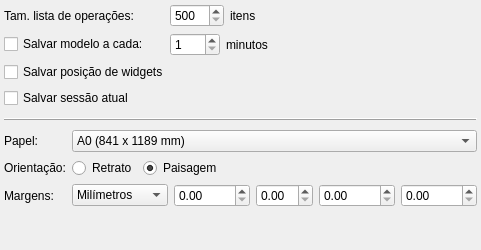
Qt form pgmodeler_ui/ui/confgeralwidget.ui (erdincay/pgmodeler-old) before a commit.
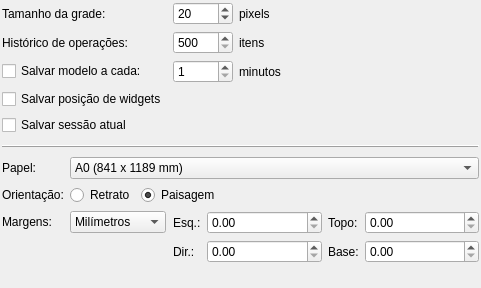
The same form after that commit.

The edit to the form file:
```diff
--- a/pgmodeler_ui/ui/confgeralwidget.ui
+++ b/pgmodeler_ui/ui/confgeralwidget.ui
@@ -7,7 +7,7 @@
     <x>0</x>
     <y>0</y>
     <width>481</width>
-    <height>250</height>
+    <height>288</height>
    </rect>
   </property>
   <property name="minimumSize">
@@ -19,11 +19,106 @@
   <property name="windowTitle">
    <string>Form</string>
   </property>
-  <layout class="QGridLayout" name="gridLayout">
+  <layout class="QGridLayout" name="gridLayout_2">
    <property name="margin">
-    <number>4</number>
+    <number>2</number>
    </property>
-   <item row="0" column="2">
+   <item row="0" column="0" colspan="2">
+    <widget class="QLabel" name="tam_grade_lbl">
+     <property name="sizePolicy">
+      <sizepolicy hsizetype="Fixed" vsizetype="Preferred">
+       <horstretch>0</horstretch>
+       <verstretch>0</verstretch>
+      </sizepolicy>
+     </property>
+     <property name="minimumSize">
+      <size>
+       <width>120</width>
+       <height>0</height>
+      </size>
+     </property>
+     <property name="text">
+      <string>Tamanho da grade:</string>
+     </property>
+    </widget>
+   </item>
+   <item row="0" column="2" colspan="2">
+    <layout class="QHBoxLayout" name="horizontalLayout_4">
+     <item>
+      <widget class="QSpinBox" name="tam_grade_spb">
+       <property name="sizePolicy">
+        <sizepolicy hsizetype="Minimum" vsizetype="Fixed">
+         <horstretch>0</horstretch>
+         <verstretch>0</verstretch>
+        </sizepolicy>
+       </property>
+       <property name="minimumSize">
+        <size>
+         <width>60</width>
+         <height>0</height>
+        </size>
+       </property>
+       <property name="minimum">
+        <number>10</number>
+       </property>
+       <property name="maximum">
+        <number>100</number>
+       </property>
+       <property name="singleStep">
+        <number>1</number>
+       </property>
+       <property name="value">
+        <number>20</number>
+       </property>
+      </widget>
+     </item>
+     <item>
+      <widget class="QLabel" name="label_9">
+       <property name="sizePolicy">
+        <sizepolicy hsizetype="Expanding" vsizetype="Preferred">
+         <horstretch>0</horstretch>
+         <verstretch>0</verstretch>
+        </sizepolicy>
+       </property>
+       <property name="minimumSize">
+        <size>
+         <width>50</width>
+         <height>0</height>
+        </size>
+       </property>
+       <property name="maximumSize">
+        <size>
+         <width>16777215</width>
+         <height>16777215</height>
+        </size>
+       </property>
+       <property name="text">
+        <string>pixels</string>
+       </property>
+      </widget>
+     </item>
+    </layout>
+   </item>
+   <item row="1" column="0" colspan="2">
+    <widget class="QLabel" name="tam_lista_lbl">
+     <property name="sizePolicy">
+      <sizepolicy hsizetype="Fixed" vsizetype="Preferred">
+       <horstretch>0</horstretch>
+       <verstretch>0</verstretch>
+      </sizepolicy>
+     </property>
+     <property name="minimumSize">
+      <size>
+       <width>120</width>
+       <height>0</height>
+      </size>
+     </property>
+     <property name="text">
+      <string>Histórico de operações:</string>
+     </property>
+    </widget>
+   </item>
+   <item row="1" column="2" colspan="2">
     <layout class="QHBoxLayout" name="horizontalLayout_3">
      <item>
       <widget class="QSpinBox" name="tam_lista_spb">
@@ -35,7 +130,7 @@
        </property>
        <property name="minimumSize">
         <size>
-         <width>50</width>
+         <width>60</width>
          <height>0</height>
         </size>
        </property>
@@ -74,7 +169,26 @@
      </item>
     </layout>
    </item>
-   <item row="1" column="2">
+   <item row="2" column="0" colspan="2">
+    <widget class="QCheckBox" name="salvar_mod_chk">
+     <property name="sizePolicy">
+      <sizepolicy hsizetype="Fixed" vsizetype="Fixed">
+       <horstretch>0</horstretch>
+       <verstretch>0</verstretch>
+      </sizepolicy>
+     </property>
+     <property name="minimumSize">
+      <size>
+       <width>160</width>
+       <height>0</height>
+      </size>
+     </property>
+     <property name="text">
+      <string>Salvar modelo a cada:</string>
+     </property>
+    </widget>
+   </item>
+   <item row="2" column="2" colspan="2">
     <layout class="QHBoxLayout" name="horizontalLayout_2">
      <item>
       <widget class="QSpinBox" name="salvar_mod_spb">
@@ -86,7 +200,7 @@
        </property>
        <property name="minimumSize">
         <size>
-         <width>50</width>
+         <width>60</width>
          <height>0</height>
         </size>
        </property>
@@ -125,167 +239,27 @@
      </item>
     </layout>
    </item>
-   <item row="6" column="1" colspan="2">
-    <layout class="QHBoxLayout" name="horizontalLayout">
-     <item>
-      <widget class="QRadioButton" name="retrato_rb">
-       <property name="sizePolicy">
-        <sizepolicy hsizetype="Preferred" vsizetype="Fixed">
-         <horstretch>0</horstretch>
-         <verstretch>0</verstretch>
-        </sizepolicy>
-       </property>
-       <property name="text">
-        <string>Retrato</string>
-       </property>
-      </widget>
-     </item>
-     <item>
-      <widget class="QRadioButton" name="paisagem_rb">
-       <property name="sizePolicy">
-        <sizepolicy hsizetype="Expanding" vsizetype="Fixed">
-         <horstretch>0</horstretch>
-         <verstretch>0</verstretch>
-        </sizepolicy>
-       </property>
-       <property name="text">
-        <string>Paisagem</string>
-       </property>
-       <property name="checked">
-        <bool>true</bool>
-       </property>
-      </widget>
-     </item>
-    </layout>
-   </item>
-   <item row="7" column="1" colspan="2">
-    <layout class="QGridLayout" name="gridLayout_5">
-     <item row="0" column="0">
-      <widget class="QComboBox" name="unidade_cmb">
-       <property name="sizePolicy">
-        <sizepolicy hsizetype="Expanding" vsizetype="Fixed">
-         <horstretch>0</horstretch>
-         <verstretch>0</verstretch>
-        </sizepolicy>
-       </property>
-       <property name="currentIndex">
-        <number>1</number>
-       </property>
-       <item>
-        <property name="text">
-         <string>Pixels</string>
-        </property>
-       </item>
-       <item>
-        <property name="text">
-         <string>Milímetros</string>
-        </property>
-       </item>
-       <item>
-        <property name="text">
-         <string>Polegadas</string>
-        </property>
-       </item>
-       <item>
-        <property name="text">
-         <string>Centímetros</string>
-        </property>
-       </item>
-      </widget>
-     </item>
-     <item row="0" column="1">
-      <widget class="QDoubleSpinBox" name="marg_esq">
-       <property name="sizePolicy">
-        <sizepolicy hsizetype="Expanding" vsizetype="Fixed">
-         <horstretch>0</horstretch>
-         <verstretch>0</verstretch>
-        </sizepolicy>
-       </property>
-       <property name="minimumSize">
-        <size>
-         <width>50</width>
-         <height>23</height>
-        </size>
-       </property>
-       <property name="toolTip">
-        <string>Margem esquerda</string>
-       </property>
-      </widget>
-     </item>
-     <item row="0" column="2" colspan="2">
-      <widget class="QDoubleSpinBox" name="marg_topo">
-       <property name="sizePolicy">
-        <sizepolicy hsizetype="Expanding" vsizetype="Fixed">
-         <horstretch>0</horstretch>
-         <verstretch>0</verstretch>
-        </sizepolicy>
-       </property>
-       <property name="minimumSize">
-        <size>
-         <width>50</width>
-         <height>23</height>
-        </size>
-       </property>
-       <property name="toolTip">
-        <string>Margem topo</string>
-       </property>
-      </widget>
-     </item>
-     <item row="0" column="4">
-      <widget class="QDoubleSpinBox" name="marg_dir">
-       <property name="sizePolicy">
-        <sizepolicy hsizetype="Expanding" vsizetype="Fixed">
-         <horstretch>0</horstretch>
-         <verstretch>0</verstretch>
-        </sizepolicy>
-       </property>
-       <property name="minimumSize">
-        <size>
-         <width>50</width>
-         <height>23</height>
-        </size>
-       </property>
-       <property name="toolTip">
-        <string>Margem direita</string>
-       </property>
-      </widget>
-     </item>
-     <item row="0" column="5">
-      <widget class="QDoubleSpinBox" name="marg_base">
-       <property name="sizePolicy">
-        <sizepolicy hsizetype="Expanding" vsizetype="Fixed">
-         <horstretch>0</horstretch>
-         <verstretch>0</verstretch>
-        </sizepolicy>
-       </property>
-       <property name="minimumSize">
-        <size>
-         <width>50</width>
-         <height>23</height>
-        </size>
-       </property>
-       <property name="toolTip">
-        <string>Margem base</string>
-       </property>
-      </widget>
-     </item>
-    </layout>
-   </item>
-   <item row="8" column="1">
-    <spacer name="verticalSpacer_3">
-     <property name="orientation">
-      <enum>Qt::Vertical</enum>
+   <item row="3" column="0" colspan="2">
+    <widget class="QCheckBox" name="salvar_wgts_chk">
+     <property name="sizePolicy">
+      <sizepolicy hsizetype="Preferred" vsizetype="Fixed">
+       <horstretch>0</horstretch>
+       <verstretch>0</verstretch>
+      </sizepolicy>
      </property>
-     <property name="sizeHint" stdset="0">
+     <property name="minimumSize">
       <size>
-       <width>20</width>
-       <height>30</height>
+       <width>0</width>
+       <height>0</height>
       </size>
      </property>
-    </spacer>
+     <property name="text">
+      <string>Salvar posição de widgets</string>
+     </property>
+    </widget>
    </item>
-   <item row="1" column="0" colspan="2">
-    <widget class="QCheckBox" name="salvar_mod_chk">
+   <item row="4" column="0" colspan="2">
+    <widget class="QCheckBox" name="salvar_sessao_chk">
      <property name="sizePolicy">
       <sizepolicy hsizetype="Fixed" vsizetype="Fixed">
        <horstretch>0</horstretch>
@@ -294,36 +268,33 @@
      </property>
      <property name="minimumSize">
       <size>
-       <width>160</width>
+       <width>0</width>
        <height>0</height>
       </size>
      </property>
      <property name="text">
-      <string>Salvar modelo a cada:</string>
+      <string>Salvar sessão atual </string>
      </property>
     </widget>
    </item>
-   <item row="0" column="0" colspan="2">
-    <widget class="QLabel" name="tam_lista_lbl">
-     <property name="sizePolicy">
-      <sizepolicy hsizetype="Fixed" vsizetype="Preferred">
-       <horstretch>0</horstretch>
-       <verstretch>0</verstretch>
-      </sizepolicy>
-     </property>
+   <item row="5" column="0" colspan="4">
+    <widget class="QFrame" name="frame_2">
      <property name="minimumSize">
       <size>
-       <width>120</width>
-       <height>0</height>
+       <width>0</width>
+       <height>10</height>
       </size>
      </property>
-     <property name="text">
-      <string>Tam. lista de operações:</string>
+     <property name="frameShape">
+      <enum>QFrame::HLine</enum>
+     </property>
+     <property name="frameShadow">
+      <enum>QFrame::Raised</enum>
      </property>
     </widget>
    </item>
    <item row="6" column="0">
-    <widget class="QLabel" name="orientacao_lbl">
+    <widget class="QLabel" name="papel_lbl">
      <property name="sizePolicy">
       <sizepolicy hsizetype="Fixed" vsizetype="Preferred">
        <horstretch>0</horstretch>
@@ -331,11 +302,11 @@
       </sizepolicy>
      </property>
      <property name="text">
-      <string>Orientação:</string>
+      <string>Papel:</string>
      </property>
     </widget>
    </item>
-   <item row="5" column="1" colspan="2">
+   <item row="6" column="1" colspan="3">
     <widget class="QComboBox" name="papel_cmb">
      <property name="sizePolicy">
       <sizepolicy hsizetype="Preferred" vsizetype="Fixed">
@@ -504,74 +475,53 @@
      </item>
     </widget>
    </item>
-   <item row="3" column="0" colspan="3">
-    <widget class="QCheckBox" name="salvar_sessao_chk">
-     <property name="sizePolicy">
-      <sizepolicy hsizetype="Fixed" vsizetype="Fixed">
-       <horstretch>0</horstretch>
-       <verstretch>0</verstretch>
-      </sizepolicy>
-     </property>
-     <property name="minimumSize">
-      <size>
-       <width>180</width>
-       <height>0</height>
-      </size>
-     </property>
-     <property name="text">
-      <string>Salvar sessão atual </string>
-     </property>
-    </widget>
-   </item>
-   <item row="4" column="0" colspan="3">
-    <widget class="QFrame" name="frame_2">
-     <property name="minimumSize">
-      <size>
-       <width>0</width>
-       <height>10</height>
-      </size>
-     </property>
-     <property name="frameShape">
-      <enum>QFrame::HLine</enum>
-     </property>
-     <property name="frameShadow">
-      <enum>QFrame::Raised</enum>
-     </property>
-    </widget>
-   </item>
-   <item row="5" column="0">
-    <widget class="QLabel" name="papel_lbl">
-     <property name="sizePolicy">
-      <sizepolicy hsizetype="Fixed" vsizetype="Preferred">
-       <horstretch>0</horstretch>
-       <verstretch>0</verstretch>
-      </sizepolicy>
-     </property>
-     <property name="text">
-      <string>Papel:</string>
-     </property>
-    </widget>
-   </item>
-   <item row="2" column="0" colspan="3">
-    <widget class="QCheckBox" name="salvar_wgts_chk">
-     <property name="sizePolicy">
-      <sizepolicy hsizetype="Fixed" vsizetype="Fixed">
-       <horstretch>0</horstretch>
-       <verstretch>0</verstretch>
-      </sizepolicy>
-     </property>
-     <property name="minimumSize">
-      <size>
-       <width>210</width>
-       <height>0</height>
-      </size>
-     </property>
-     <property name="text">
-      <string>Salvar posição de widgets</string>
-     </property>
-    </widget>
-   </item>
    <item row="7" column="0">
+    <widget class="QLabel" name="orientacao_lbl">
+     <property name="sizePolicy">
+      <sizepolicy hsizetype="Fixed" vsizetype="Preferred">
+       <horstretch>0</horstretch>
+       <verstretch>0</verstretch>
+      </sizepolicy>
+     </property>
+     <property name="text">
+      <string>Orientação:</string>
+     </property>
+    </widget>
+   </item>
+   <item row="7" column="1" colspan="3">
+    <layout class="QHBoxLayout" name="horizontalLayout">
+     <item>
+      <widget class="QRadioButton" name="retrato_rb">
+       <property name="sizePolicy">
+        <sizepolicy hsizetype="Preferred" vsizetype="Fixed">
+         <horstretch>0</horstretch>
+         <verstretch>0</verstretch>
+        </sizepolicy>
+       </property>
+       <property name="text">
+        <string>Retrato</string>
+       </property>
+      </widget>
+     </item>
+     <item>
+      <widget class="QRadioButton" name="paisagem_rb">
+       <property name="sizePolicy">
+        <sizepolicy hsizetype="Expanding" vsizetype="Fixed">
+         <horstretch>0</horstretch>
+         <verstretch>0</verstretch>
+        </sizepolicy>
+       </property>
+       <property name="text">
+        <string>Paisagem</string>
+       </property>
+       <property name="checked">
+        <bool>true</bool>
+       </property>
+      </widget>
+     </item>
+    </layout>
+   </item>
+   <item row="8" column="0">
     <widget class="QLabel" name="margens_lbl">
      <property name="sizePolicy">
       <sizepolicy hsizetype="Fixed" vsizetype="Preferred">
@@ -584,6 +534,173 @@
      </property>
     </widget>
    </item>
+   <item row="8" column="1">
+    <widget class="QComboBox" name="unidade_cmb">
+     <property name="sizePolicy">
+      <sizepolicy hsizetype="Fixed" vsizetype="Fixed">
+       <horstretch>0</horstretch>
+       <verstretch>0</verstretch>
+      </sizepolicy>
+     </property>
+     <property name="currentIndex">
+      <number>0</number>
+     </property>
+     <item>
+      <property name="text">
+       <string>Milímetros</string>
+      </property>
+     </item>
+     <item>
+      <property name="text">
+       <string>Pixels</string>
+      </property>
+     </item>
+     <item>
+      <property name="text">
+       <string>Polegadas</string>
+      </property>
+     </item>
+     <item>
+      <property name="text">
+       <string>Centímetros</string>
+      </property>
+     </item>
+    </widget>
+   </item>
+   <item row="8" column="2" rowspan="2" colspan="2">
+    <layout class="QGridLayout" name="gridLayout">
+     <item row="0" column="0">
+      <widget class="QLabel" name="label_2">
+       <property name="text">
+        <string>Esq.:</string>
+       </property>
+      </widget>
+     </item>
+     <item row="0" column="1">
+      <widget class="QDoubleSpinBox" name="marg_esq">
+       <property name="sizePolicy">
+        <sizepolicy hsizetype="Expanding" vsizetype="Fixed">
+         <horstretch>0</horstretch>
+         <verstretch>0</verstretch>
+        </sizepolicy>
+       </property>
+       <property name="minimumSize">
+        <size>
+         <width>50</width>
+         <height>23</height>
+        </size>
+       </property>
+       <property name="toolTip">
+        <string>Margem esquerda</string>
+       </property>
+      </widget>
+     </item>
+     <item row="0" column="2">
+      <widget class="QLabel" name="label_4">
+       <property name="text">
+        <string>Topo:</string>
+       </property>
+      </widget>
+     </item>
+     <item row="0" column="3">
+      <widget class="QDoubleSpinBox" name="marg_topo">
+       <property name="sizePolicy">
+        <sizepolicy hsizetype="Expanding" vsizetype="Fixed">
+         <horstretch>0</horstretch>
+         <verstretch>0</verstretch>
+        </sizepolicy>
+       </property>
+       <property name="minimumSize">
+        <size>
+         <width>50</width>
+         <height>23</height>
+        </size>
+       </property>
+       <property name="toolTip">
+        <string>Margem topo</string>
+       </property>
+      </widget>
+     </item>
+     <item row="1" column="0">
+      <widget class="QLabel" name="label">
+       <property name="text">
+        <string>Dir.:</string>
+       </property>
+      </widget>
+     </item>
+     <item row="1" column="1">
+      <widget class="QDoubleSpinBox" name="marg_dir">
+       <property name="sizePolicy">
+        <sizepolicy hsizetype="Expanding" vsizetype="Fixed">
+         <horstretch>0</horstretch>
+         <verstretch>0</verstretch>
+        </sizepolicy>
+       </property>
+       <property name="minimumSize">
+        <size>
+         <width>50</width>
+         <height>23</height>
+        </size>
+       </property>
+       <property name="toolTip">
+        <string>Margem direita</string>
+       </property>
+      </widget>
+     </item>
+     <item row="1" column="2">
+      <widget class="QLabel" name="label_5">
+       <property name="text">
+        <string>Base:</string>
+       </property>
+      </widget>
+     </item>
+     <item row="1" column="3">
+      <widget class="QDoubleSpinBox" name="marg_base">
+       <property name="sizePolicy">
+        <sizepolicy hsizetype="Expanding" vsizetype="Fixed">
+         <horstretch>0</horstretch>
+         <verstretch>0</verstretch>
+        </sizepolicy>
+       </property>
+       <property name="minimumSize">
+        <size>
+         <width>50</width>
+         <height>23</height>
+        </size>
+       </property>
+       <property name="toolTip">
+        <string>Margem base</string>
+       </property>
+      </widget>
+     </item>
+    </layout>
+   </item>
+   <item row="9" column="0" colspan="2">
+    <spacer name="horizontalSpacer">
+     <property name="orientation">
+      <enum>Qt::Horizontal</enum>
+     </property>
+     <property name="sizeHint" stdset="0">
+      <size>
+       <width>181</width>
+       <height>22</height>
+      </size>
+     </property>
+    </spacer>
+   </item>
+   <item row="10" column="3">
+    <spacer name="verticalSpacer_3">
+     <property name="orientation">
+      <enum>Qt::Vertical</enum>
+     </property>
+     <property name="sizeHint" stdset="0">
+      <size>
+       <width>20</width>
+       <height>30</height>
+      </size>
+     </property>
+    </spacer>
+   </item>
   </layout>
  </widget>
  <resources/>
```
